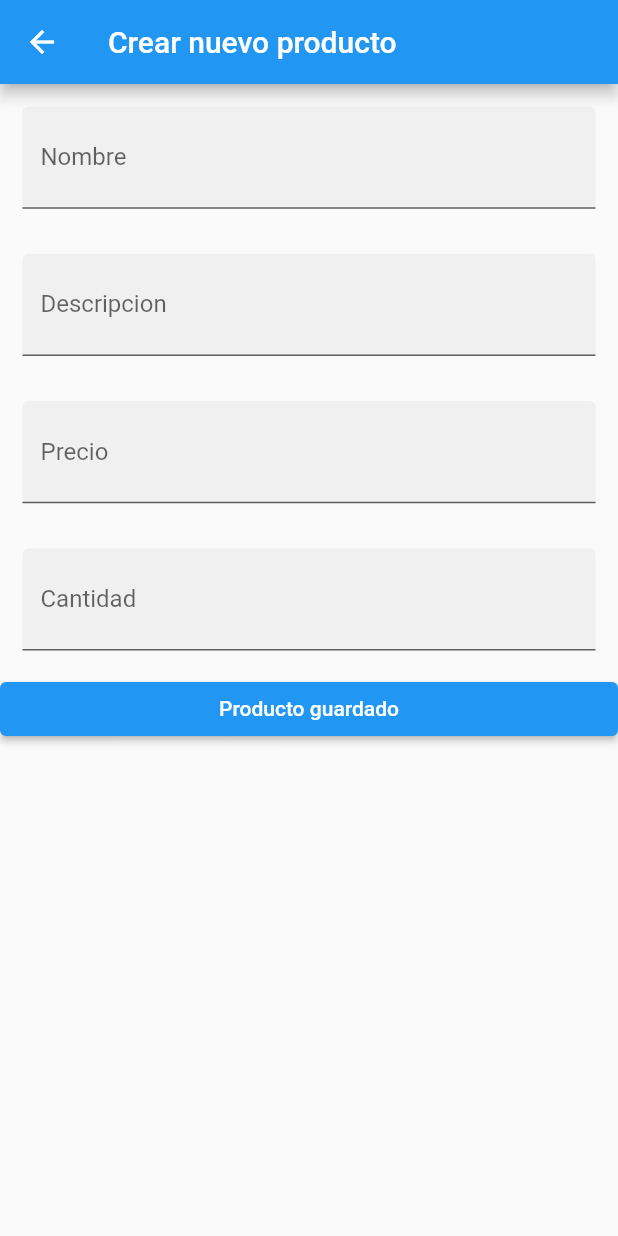
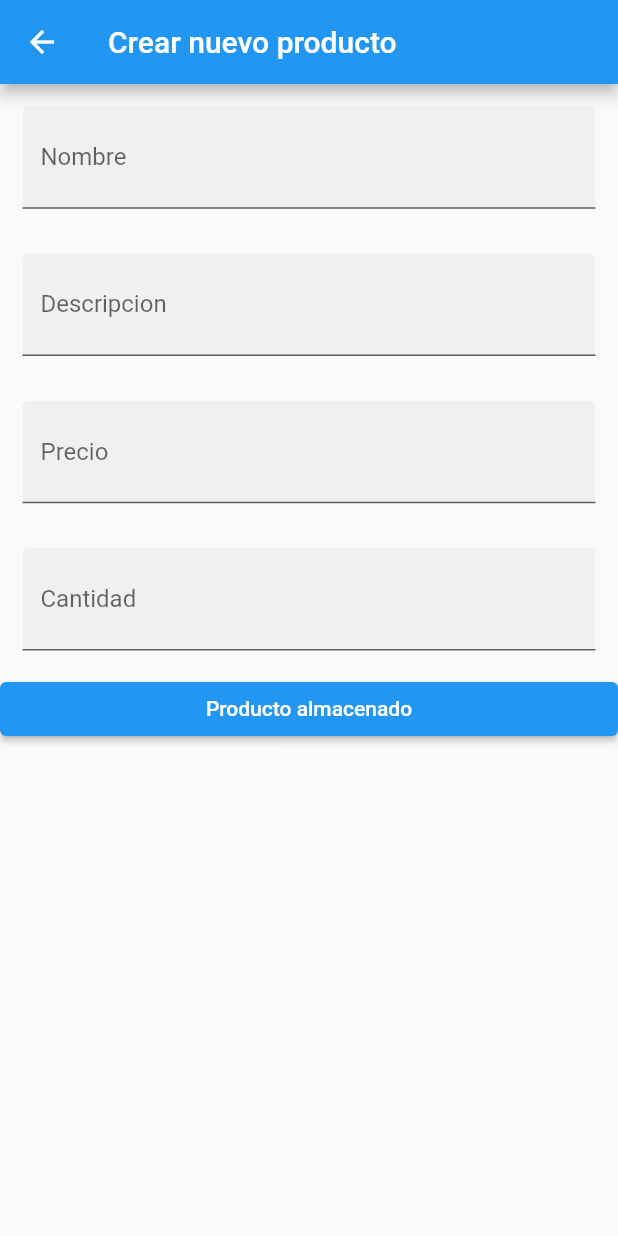
Before and after one commit to sebassanti6/entregable_flutter, a Flutter app: the AddProduct screen opened directly, on a phone screen of 412 x 824 dp. Run offline on Flutter 3.47's test engine with Material 2 defaults, Android fonts, the phone set to English and light mode, and no system bars; Roboto replaces fonts that are missing (Raleway).

```diff
--- a/entregable_flutter/lib/add_product.dart
+++ b/entregable_flutter/lib/add_product.dart
@@ -57,7 +57,7 @@ class _AddProduct extends State<AddProduct> {
                           ));
                   }
                 },
-                child: Text("Producto guardado"))
+                child: Text("Producto almacenado"))
           ],
         ));
   }
--- a/entregable_flutter/lib/home_page.dart
+++ b/entregable_flutter/lib/home_page.dart
@@ -130,8 +130,9 @@ class Product {
   var name;
   var description;
   var price;
+  var cantidad;
 
-  Product({this.name, this.description, this.price, required cant});
+  Product({this.name, this.description, this.price, this.cantidad, required cant});
 
   get cant => null;
 }
```
Also changed, not shown: entregable_flutter/lib/main.dart (+36 -0 lines).
